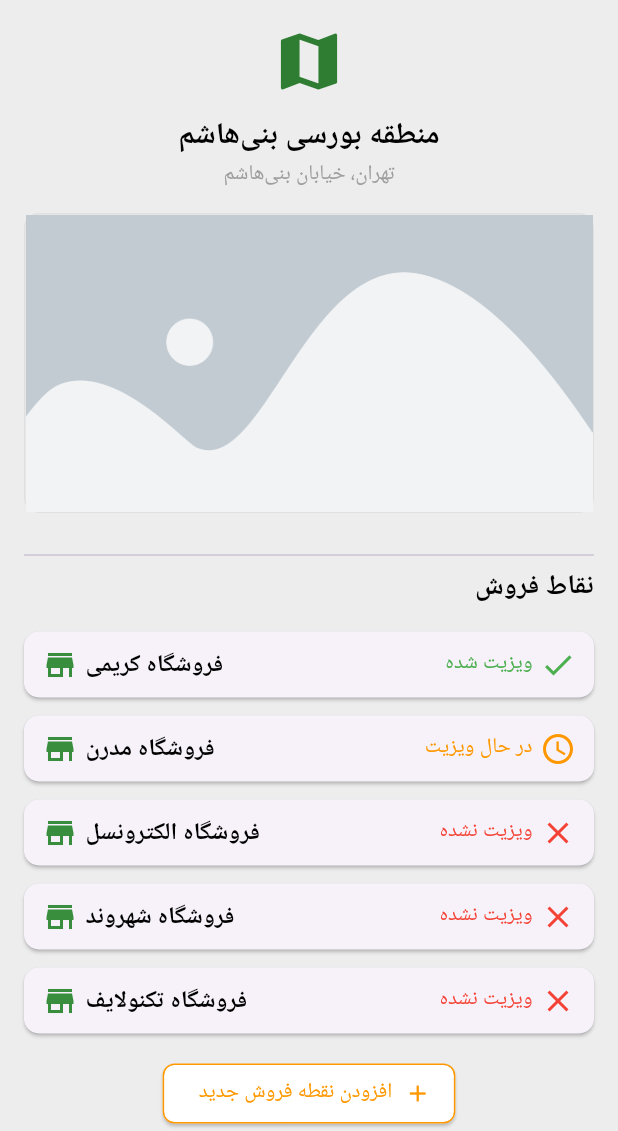
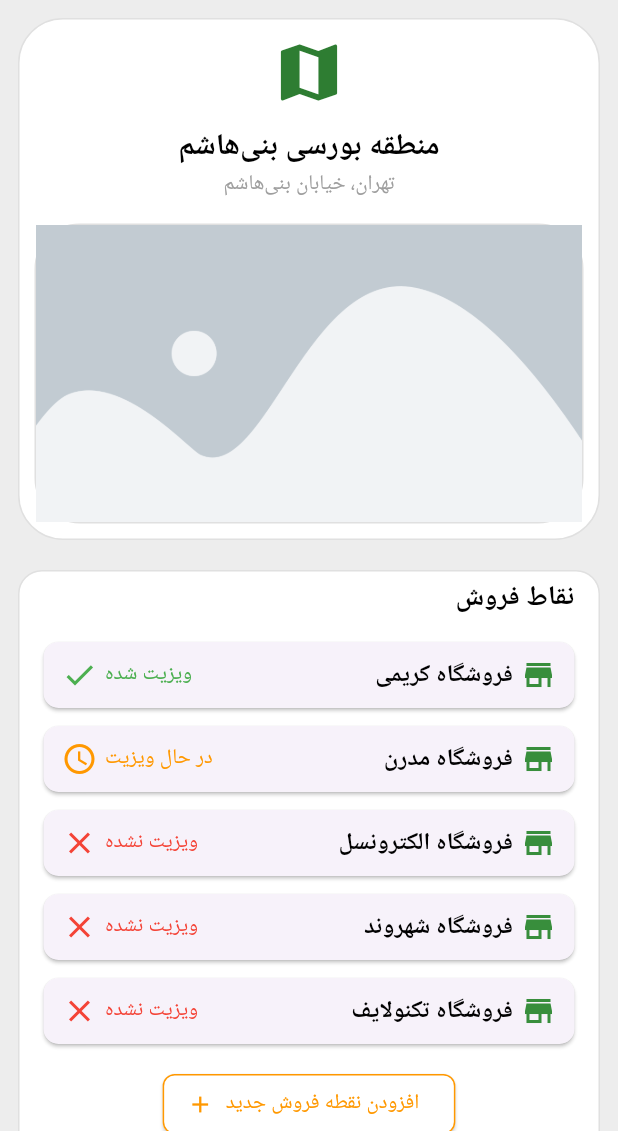
Before and after one commit to amirrezash80/Visitor, a Flutter app: the screen it shows after launch, after a tap on "مشاهده", on a phone screen of 412 x 824 dp, the part 105-1236 px from its top. Run offline on Flutter 3.47's test engine with Material 3 defaults, Android fonts, the phone set to English and light mode, and no system bars; our stand-ins replace fl_chart, get; missing offline and left inert: persian_datetime_picker.

```diff
--- a/lib/features/visitor/presentation/pages/Region.dart
+++ b/lib/features/visitor/presentation/pages/Region.dart
@@ -1,31 +1,51 @@
 import 'package:flutter/material.dart';
 import 'package:get/get.dart';
+
 import '../getx/region_controller.dart';
-import '../widgets/sales_point_item.dart';
 import '../widgets/add_sales_point_modal.dart';
 import '../widgets/base_screen.dart';
+import '../widgets/sales_point_item.dart';
 
 class RegionPage extends StatelessWidget {
   final RegionController controller = Get.find();
 
   @override
   Widget build(BuildContext context) {
-    return BaseScreen( // ✅ Use BaseScreen instead of Scaffold
+    return BaseScreen(
       child: SingleChildScrollView(
-        padding: EdgeInsets.all(16),
+        padding: EdgeInsets.all(12),
+        child: Directionality(
+          textDirection: TextDirection.ltr,
           child: Column(
             crossAxisAlignment: CrossAxisAlignment.center,
             children: [
+              Container(
+                decoration: BoxDecoration(
+                  color: Colors.white,
+                  borderRadius: BorderRadius.circular(30),
+                  border: Border.all(color: Colors.grey.shade300),
+                ),
+                child: Padding(
+                  padding: EdgeInsets.all(10),
+                  child: Column(
+                    children: [
                       Icon(Icons.map, size: 50, color: Colors.green[800]),
                       SizedBox(height: 10),
-            Obx(() => Text(
+                      Obx(
+                        () => Text(
                           controller.regionName.value,
-              style: TextStyle(fontSize: 20, fontWeight: FontWeight.bold),
-            )),
-            Obx(() => Text(
+                          style: TextStyle(
+                            fontSize: 20,
+                            fontWeight: FontWeight.bold,
+                          ),
+                        ),
+                      ),
+                      Obx(
+                        () => Text(
                           controller.regionAddress.value,
                           style: TextStyle(fontSize: 14, color: Colors.grey),
-            )),
+                        ),
+                      ),
                       SizedBox(height: 15),
 
                       /// **Map Display**
@@ -33,36 +53,60 @@ class RegionPage extends StatelessWidget {
                         height: 200,
                         width: double.infinity,
                         decoration: BoxDecoration(
-                borderRadius: BorderRadius.circular(10),
+                          color: Colors.white,
+                          borderRadius: BorderRadius.circular(30),
                           border: Border.all(color: Colors.grey.shade300),
                         ),
-              child: Image.asset('assets/map_placeholder.png', fit: BoxFit.cover),
+                        child: Image.asset(
+                          'assets/map_placeholder.png',
+                          fit: BoxFit.cover,
                         ),
-
+                      ),
+                    ],
+                  ),
+                ),
+              ),
               SizedBox(height: 20),
-            Divider(),
+              Container(
+                decoration: BoxDecoration(
+                  borderRadius: BorderRadius.circular(16),
+                  border: Border.all(color: Colors.grey.shade300),
+                  color: Colors.white,
+                ),
+                child: Padding(
+                  padding: EdgeInsets.only(
+                    left: 16,
+                    top: 4,
+                    right: 16,
+                    bottom: 16,
+                  ),
+                  child: Column(
+                    children: [
                       Align(
                         alignment: Alignment.centerRight,
                         child: Text(
                           "نقاط فروش",
-                style: TextStyle(fontSize: 18, fontWeight: FontWeight.bold),
+                          style: TextStyle(
+                            fontSize: 18,
+                            fontWeight: FontWeight.bold,
+                          ),
                         ),
                       ),
                       SizedBox(height: 10),
 
                       /// **Sales Points List**
-          Obx(() => Column(
-            children: controller.salesPoints.map((point) {
+                      Obx(
+                        () => Column(
+                          children:
+                              controller.salesPoints.map((point) {
                                 return SalesPointItem(
-                name: point["name"] ?? "",           // ✅ Provide a fallback empty string
-                status: point["status"] ?? "",       // ✅ Provide a fallback empty string
-                statusColor: point["statusColor"] ?? "",  // ✅ Provide a fallback empty string
+                                  name: point["name"] ?? "",
+                                  status: point["status"] ?? "",
+                                  statusColor: point["statusColor"] ?? "",
                                 );
                               }).toList(),
-          ),),
-
-
-
+                        ),
+                      ),
 
                       SizedBox(height: 10),
 
@@ -73,7 +117,8 @@ class RegionPage extends StatelessWidget {
                           foregroundColor: Colors.orange,
                           side: BorderSide(color: Colors.orange),
                           shape: RoundedRectangleBorder(
-                    borderRadius: BorderRadius.circular(8)),
+                            borderRadius: BorderRadius.circular(8),
+                          ),
                         ),
                         onPressed: () {
                           showAddSalesPointModal(context);
@@ -84,6 +129,11 @@ class RegionPage extends StatelessWidget {
                     ],
                   ),
                 ),
+              ),
+            ],
+          ),
+        ),
+      ),
     );
   }
 }
```
Also changed, not shown: lib/features/visitor/presentation/pages/StoreProfilePage.dart (+41 -15 lines), lib/features/visitor/presentation/pages/VisitorProfilePage.dart (+10 -10 lines), lib/features/visitor/presentation/pages/visit_plan_page.dart (+58 -17 lines). Lines whose indentation alone changed are shown as unchanged.
